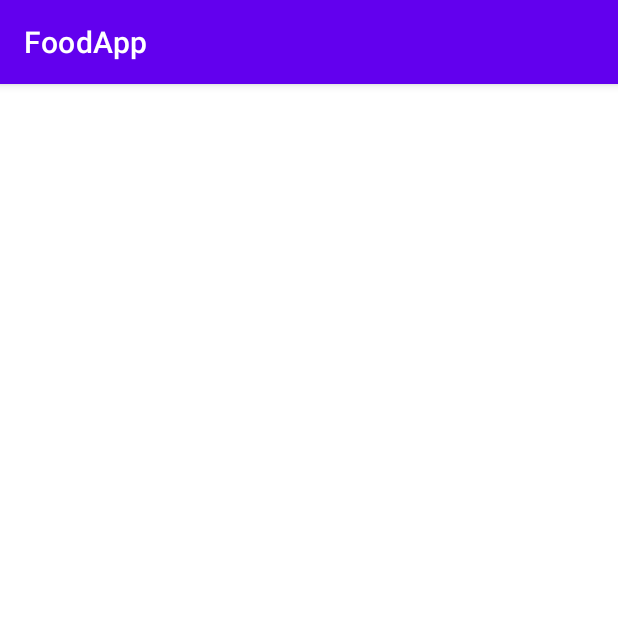
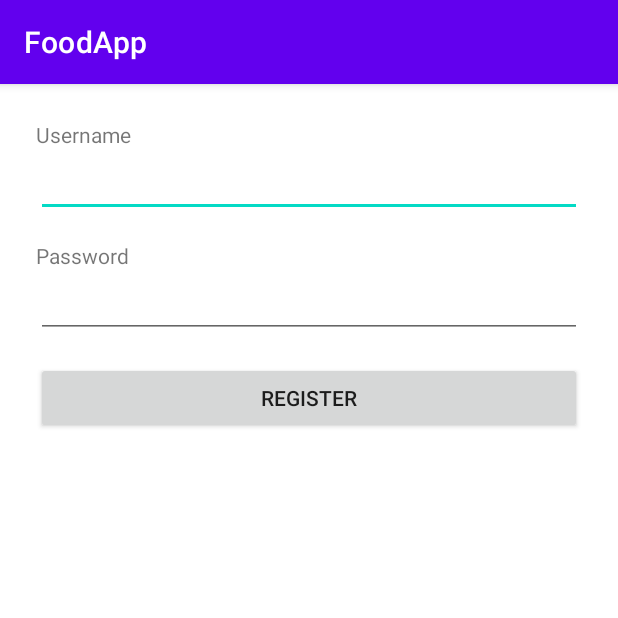
Before and after one commit to hallwack/food-app, an Android app: the Register screen opened directly, with no data from a screen before it, on a phone screen of 412 x 824 dp, the top half of it. Run offline under Robolectric (Android 15) with nearby library versions, the phone set to English and light mode, and no system bars; our stand-ins replace Firebase (no records; nobody signed in at launch, a user with empty details on screens opened directly).

Commit message:
Init and configure firebase for auth (login, register, logout) , and sqlite for food data

```diff
--- a/app/build.gradle
+++ b/app/build.gradle
@@ -1,5 +1,6 @@
 plugins {
     id 'com.android.application'
+    id 'com.google.gms.google-services'
 }
 
 android {
@@ -32,6 +33,7 @@ dependencies {
     implementation 'androidx.appcompat:appcompat:1.3.1'
     implementation 'com.google.android.material:material:1.4.0'
     implementation 'androidx.constraintlayout:constraintlayout:2.1.1'
+    implementation 'com.google.firebase:firebase-auth:19.2.0'
     testImplementation 'junit:junit:4.+'
     androidTestImplementation 'androidx.test.ext:junit:1.1.3'
     androidTestImplementation 'androidx.test.espresso:espresso-core:3.4.0'
--- a/app/src/main/java/com/pam/foodapp/HomeActivity.java
+++ b/app/src/main/java/com/pam/foodapp/HomeActivity.java
@@ -10,6 +10,8 @@ import android.os.Bundle;
 import android.view.Menu;
 import android.view.MenuInflater;
 import android.view.MenuItem;
+
+import com.google.firebase.auth.FirebaseAuth;
 
 import java.util.ArrayList;
 
@@ -38,6 +40,7 @@ public class HomeActivity extends AppCompatActivity {
     public boolean onOptionsItemSelected(@NonNull MenuItem item) {
         switch (item.getItemId()) {
             case R.id.button_logout:
+                FirebaseAuth.getInstance().signOut();
                 Intent intent = new Intent(getApplicationContext(), MainActivity.class);
                 startActivity(intent);
                 this.finish();
--- a/app/src/main/java/com/pam/foodapp/Register.java
+++ b/app/src/main/java/com/pam/foodapp/Register.java
@@ -1,14 +1,76 @@
 package com.pam.foodapp;
 
+import static android.content.ContentValues.TAG;
+
+import androidx.annotation.NonNull;
 import androidx.appcompat.app.AppCompatActivity;
 
+import android.content.Intent;
 import android.os.Bundle;
+import android.util.Log;
+import android.view.View;
+import android.widget.Button;
+import android.widget.TextView;
+import android.widget.Toast;
+
+import com.google.android.gms.tasks.OnCompleteListener;
+import com.google.android.gms.tasks.Task;
+import com.google.firebase.auth.AuthResult;
+import com.google.firebase.auth.FirebaseAuth;
+import com.google.firebase.auth.FirebaseUser;
 
 public class Register extends AppCompatActivity {
+
+    private FirebaseAuth mAuth;
 
     @Override
     protected void onCreate(Bundle savedInstanceState) {
         super.onCreate(savedInstanceState);
         setContentView(R.layout.activity_register);
+
+        mAuth = FirebaseAuth.getInstance();
+
+        Button registerButton = findViewById(R.id.button_sign_up);
+        registerButton.setOnClickListener(new View.OnClickListener() {
+            @Override
+            public void onClick(View view) {
+                signup();
+            }
+        });
+    }
+
+    @Override
+    protected void onStart() {
+        super.onStart();
+
+        FirebaseUser currentUser = mAuth.getCurrentUser();
+        if (currentUser != null){
+            currentUser.reload();
+        }
+    }
+
+    public void signup(){
+        TextView email = findViewById(R.id.username_register);
+        TextView password = findViewById(R.id.password_register);
+
+        String emailStr = email.getText().toString();
+        String passStr = password.getText().toString();
+
+        mAuth.createUserWithEmailAndPassword(emailStr, passStr)
+                .addOnCompleteListener(this, new OnCompleteListener<AuthResult>() {
+                    @Override
+                    public void onComplete(@NonNull Task<AuthResult> task) {
+                        if (task.isSuccessful()) {
+                            Log.d(TAG, "createUserWithEmail:success");
+                            FirebaseUser user = mAuth.getCurrentUser();
+                            Intent intent = new Intent(getApplicationContext(), MainActivity.class);
+                            startActivity(intent);
+                            Register.this.finish();
+                        } else {
+                            Log.w(TAG, "createUserWithEmail:failure", task.getException());
+                            Toast.makeText(Register.this, "Register Gagal", Toast.LENGTH_SHORT).show();
+                        }
+                    }
+                });
     }
 }
--- /dev/null
+++ b/app/src/main/res/drawable/customborder.xml
@@ -0,0 +1,6 @@
+<?xml version="1.0" encoding="utf-8"?>
+<shape xmlns:android="http://schemas.android.com/apk/res/android" android:shape="rectangle">
+    <corners android:radius="8dp" />
+    <padding android:left="16dp" android:top="16dp" android:bottom="16dp" android:right="16dp" />
+    <stroke android:width="1dp" android:color="#959494" />
+</shape>
--- a/app/src/main/res/layout/activity_register.xml
+++ b/app/src/main/res/layout/activity_register.xml
@@ -1,9 +1,42 @@
 <?xml version="1.0" encoding="utf-8"?>
-<androidx.constraintlayout.widget.ConstraintLayout xmlns:android="http://schemas.android.com/apk/res/android"
+<androidx.appcompat.widget.LinearLayoutCompat xmlns:android="http://schemas.android.com/apk/res/android"
     xmlns:app="http://schemas.android.com/apk/res-auto"
     xmlns:tools="http://schemas.android.com/tools"
     android:layout_width="match_parent"
     android:layout_height="match_parent"
+    android:orientation="vertical"
+    android:layout_margin="24dp"
     tools:context=".Register">
 
-</androidx.constraintlayout.widget.ConstraintLayout>
+    <TextView
+        android:id="@+id/username_label"
+        android:layout_width="wrap_content"
+        android:layout_height="wrap_content"
+        android:text="Username" />
+
+    <androidx.appcompat.widget.AppCompatEditText
+        android:id="@+id/username_register"
+        android:layout_width="match_parent"
+        android:layout_height="wrap_content" />
+
+    <TextView
+        android:id="@+id/password_label"
+        android:layout_width="wrap_content"
+        android:layout_height="wrap_content"
+        android:layout_marginTop="16dp"
+        android:text="Password" />
+
+    <androidx.appcompat.widget.AppCompatEditText
+        android:id="@+id/password_register"
+        android:inputType="textPassword"
+        android:layout_width="match_parent"
+        android:layout_height="wrap_content" />
+
+    <androidx.appcompat.widget.AppCompatButton
+        android:id="@+id/button_sign_up"
+        android:layout_width="match_parent"
+        android:layout_height="wrap_content"
+        android:text="Register"
+        android:layout_marginTop="16dp" />
+
+</androidx.appcompat.widget.LinearLayoutCompat>
--- a/build.gradle
+++ b/build.gradle
@@ -6,7 +6,7 @@ buildscript {
     }
     dependencies {
         classpath "com.android.tools.build:gradle:7.0.2"
-
+        classpath 'com.google.gms:google-services:4.3.10'
         // NOTE: Do not place your application dependencies here; they belong
         // in the individual module build.gradle files
     }
```
Also changed, not shown: app/src/main/java/com/pam/foodapp/DataSource.java (added, +108 -0 lines), app/src/main/java/com/pam/foodapp/DetailActivity.java (+8 -6 lines), app/src/main/java/com/pam/foodapp/Food.java (+9 -5 lines), app/src/main/java/com/pam/foodapp/FoodData.java (+8 -8 lines), app/src/main/java/com/pam/foodapp/FoodsAdapter.java (+8 -4 lines), app/src/main/java/com/pam/foodapp/MainActivity.java (+60 -10 lines), app/src/main/res/layout/activity_main.xml (+7 -0 lines), app/src/main/res/layout/food_item.xml (+7 -5 lines), 1 other file.
